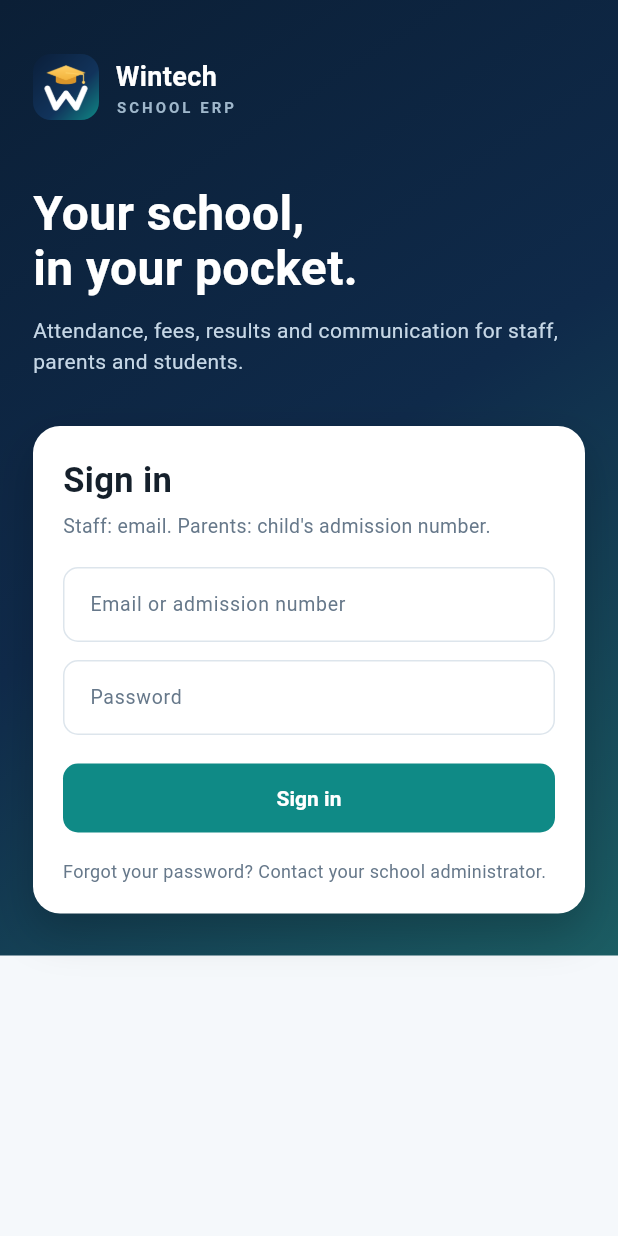
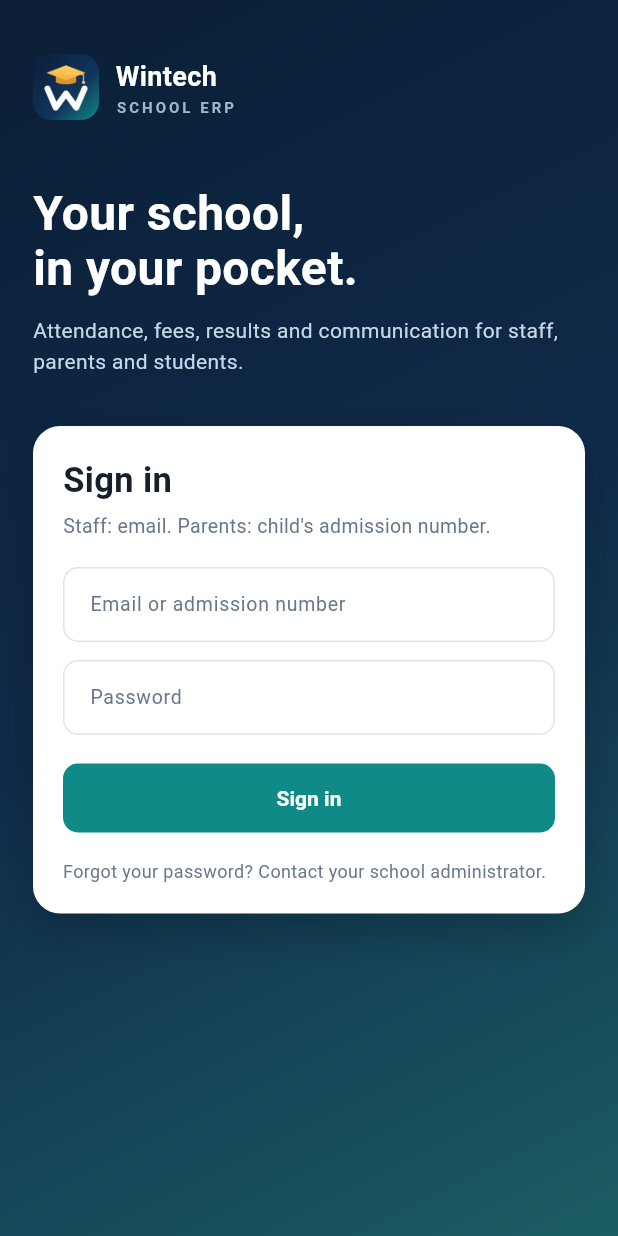
Before and after one commit to navin4489-ai/Win-school-, a Flutter app: the screen it shows after launch, on a phone screen of 412 x 824 dp. Run offline on Flutter 3.47's test engine with Material 3 defaults, Android fonts, the phone set to English and light mode, and no system bars; our stand-ins replace camera, flutter_secure_storage, geolocator, share_plus, shared_preferences, webview_flutter; accounts and stored records are empty.

Commit message:
Block school users in platform workspace; Users page defaults to a real school; app: modern theme, full-screen login, fee search by admission no/name

```diff
--- a/mobile/school_erp_app/lib/core/theme.dart
+++ b/mobile/school_erp_app/lib/core/theme.dart
@@ -33,6 +33,8 @@ ThemeData buildTheme() {
       backgroundColor: Colors.white,
       foregroundColor: AppColors.navy,
       elevation: 0,
+      scrolledUnderElevation: 0.5,
+      surfaceTintColor: Colors.transparent,
       centerTitle: false,
       titleTextStyle: TextStyle(
         color: AppColors.navy,
@@ -75,6 +77,33 @@ ThemeData buildTheme() {
       ),
     ),
     dividerTheme: const DividerThemeData(color: AppColors.line, thickness: 1),
+    cardTheme: CardThemeData(
+      color: Colors.white,
+      surfaceTintColor: Colors.transparent,
+      elevation: 0,
+      margin: EdgeInsets.zero,
+      shape: RoundedRectangleBorder(
+        borderRadius: BorderRadius.circular(16),
+        side: const BorderSide(color: AppColors.line),
+      ),
+    ),
+    chipTheme: ChipThemeData(
+      backgroundColor: Colors.white,
+      selectedColor: AppColors.tealSoft,
+      side: const BorderSide(color: AppColors.line),
+      shape: RoundedRectangleBorder(borderRadius: BorderRadius.circular(999)),
+      labelStyle: const TextStyle(color: AppColors.ink, fontWeight: FontWeight.w600, fontSize: 13),
+    ),
+    bottomSheetTheme: const BottomSheetThemeData(
+      backgroundColor: Colors.white,
+      surfaceTintColor: Colors.transparent,
+      showDragHandle: true,
+    ),
+    drawerTheme: const DrawerThemeData(backgroundColor: Colors.white, surfaceTintColor: Colors.transparent),
+    listTileTheme: const ListTileThemeData(iconColor: AppColors.navy),
+    textButtonTheme: TextButtonThemeData(
+      style: TextButton.styleFrom(foregroundColor: AppColors.teal, textStyle: const TextStyle(fontWeight: FontWeight.w600)),
+    ),
     snackBarTheme: SnackBarThemeData(
       behavior: SnackBarBehavior.floating,
       shape: RoundedRectangleBorder(borderRadius: BorderRadius.circular(10)),
--- a/mobile/school_erp_app/lib/screens/login_screen.dart
+++ b/mobile/school_erp_app/lib/screens/login_screen.dart
@@ -53,7 +53,10 @@ class _LoginScreenState extends State<LoginScreen> {
     final auth = context.watch<AuthController>();
 
     return Scaffold(
-      body: DecoratedBox(
+      backgroundColor: AppColors.navyDeep,
+      body: Container(
+        width: double.infinity,
+        height: double.infinity,
         decoration: const BoxDecoration(
           gradient: LinearGradient(
             colors: [AppColors.navyDeep, AppColors.navy, Color(0xFF1B5D63)],
```
Also changed, not shown: mobile/school_erp_app/lib/screens/fees_screen.dart (+68 -8 lines), 2 other files.
